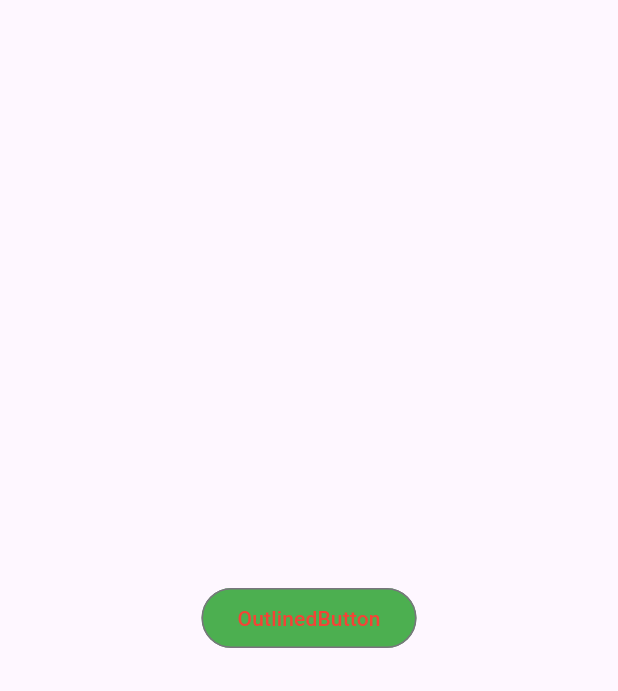
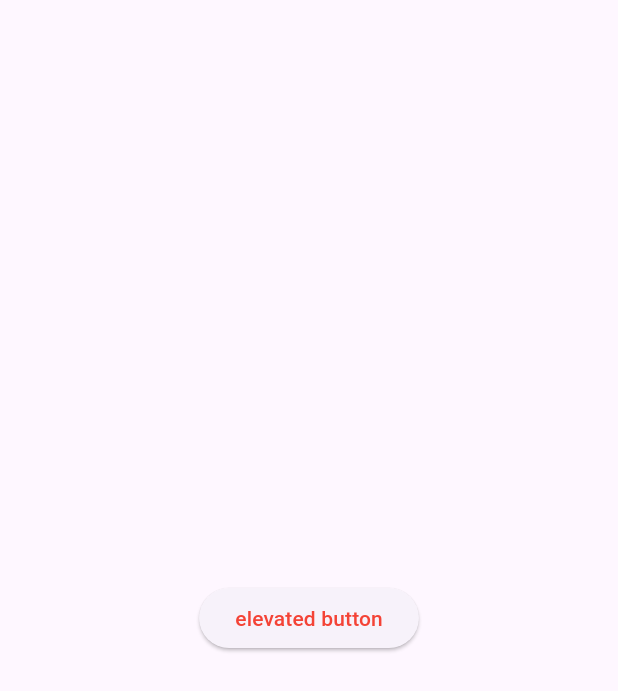
Before and after one commit to JunHyungKang/flutter_study, a Flutter app: the screen it shows after launch, on a phone screen of 412 x 824 dp. Shown: the top 691 px of the screen. Run offline on Flutter 3.47's test engine with Material 3 defaults, Android fonts, the phone set to English and light mode, and no system bars.

Commit message:
feat: elevated button 실습

```diff
--- a/lib/main.dart
+++ b/lib/main.dart
@@ -12,13 +12,12 @@ class MyApp extends StatelessWidget {
     return MaterialApp(
       home: Scaffold(
         body: Center(
-          child: OutlinedButton(
+          child: ElevatedButton(
             onPressed: () {},
-            style: OutlinedButton.styleFrom(
+            style: ElevatedButton.styleFrom(
               foregroundColor: Colors.red,
-              backgroundColor: Colors.green,
             ),
-            child: Text('OutlinedButton'),
+            child: Text('elevated button'),
           ),
         ),
       ),
```
